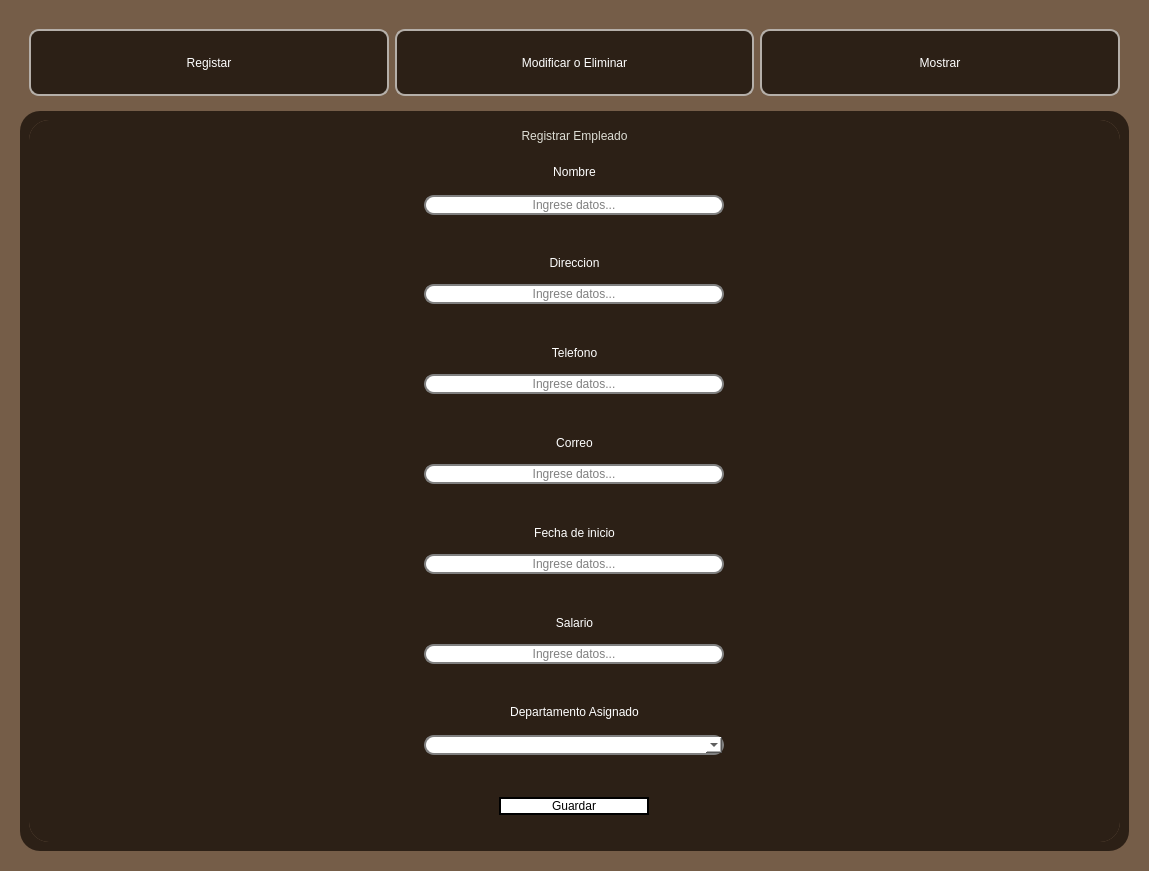
Above: ui/empleados.ui from n1enkew/Sistema-de-Empleados before the change. Below: the same form after it.
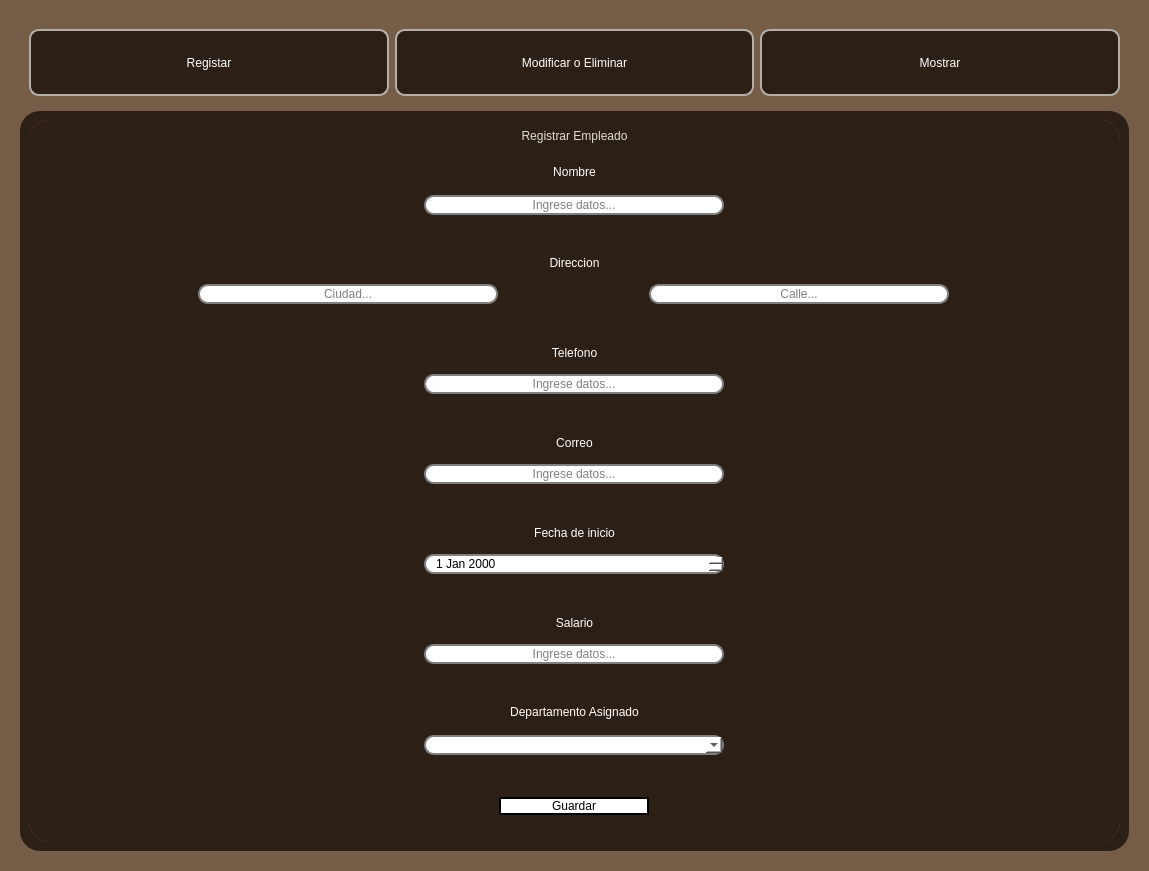
That is the form after the change. The open tabs and pages were chosen to show the change.

Commit message: Add MongoDB model and connect employee UI

Diff of the .ui file:
```diff
--- a/ui/empleados.ui
+++ b/ui/empleados.ui
@@ -411,7 +411,7 @@
                   <property name="frameShadow">
                    <enum>QFrame::Raised</enum>
                   </property>
-                  <layout class="QHBoxLayout" name="horizontalLayout_6" stretch="0">
+                  <layout class="QHBoxLayout" name="horizontalLayout_6" stretch="0,0">
                    <property name="spacing">
                     <number>0</number>
                    </property>
@@ -427,6 +427,31 @@
                    <property name="bottomMargin">
                     <number>0</number>
                    </property>
+                   <item>
+                    <widget class="QLineEdit" name="r_nombre_gerente_6">
+                     <property name="sizePolicy">
+                      <sizepolicy hsizetype="Preferred" vsizetype="Maximum">
+                       <horstretch>0</horstretch>
+                       <verstretch>0</verstretch>
+                      </sizepolicy>
+                     </property>
+                     <property name="maximumSize">
+                      <size>
+                       <width>300</width>
+                       <height>16777215</height>
+                      </size>
+                     </property>
+                     <property name="styleSheet">
+                      <string notr="true"/>
+                     </property>
+                     <property name="alignment">
+                      <set>Qt::AlignCenter</set>
+                     </property>
+                     <property name="placeholderText">
+                      <string>Ciudad...</string>
+                     </property>
+                    </widget>
+                   </item>
                    <item>
                     <widget class="QLineEdit" name="r_nombre_gerente">
                      <property name="sizePolicy">
@@ -448,7 +473,7 @@
                       <set>Qt::AlignCenter</set>
                      </property>
                      <property name="placeholderText">
-                      <string>Ingrese datos...</string>
+                      <string>Calle...</string>
                      </property>
                     </widget>
                    </item>
@@ -713,9 +738,9 @@
                     <number>0</number>
                    </property>
                    <item>
-                    <widget class="QLineEdit" name="r_nombre_gerente_4">
+                    <widget class="QDateEdit" name="dateEdit">
                      <property name="sizePolicy">
-                      <sizepolicy hsizetype="Preferred" vsizetype="Maximum">
+                      <sizepolicy hsizetype="Preferred" vsizetype="Fixed">
                        <horstretch>0</horstretch>
                        <verstretch>0</verstretch>
                       </sizepolicy>
@@ -727,13 +752,14 @@
                       </size>
                      </property>
                      <property name="styleSheet">
-                      <string notr="true"/>
-                     </property>
-                     <property name="alignment">
-                      <set>Qt::AlignCenter</set>
-                     </property>
-                     <property name="placeholderText">
-                      <string>Ingrese datos...</string>
+                      <string notr="true">QDateEdit{
+    border: 2px solid gray;
+    border-radius: 10px;
+    padding: 0 8px;
+    background: white;
+	placeholder-text-color: #767e89;
+}
+</string>
                      </property>
                     </widget>
                    </item>
```
Left out of the diff: 2 changed lines with no effect on the pictures. The commit also changes 5 other files.
